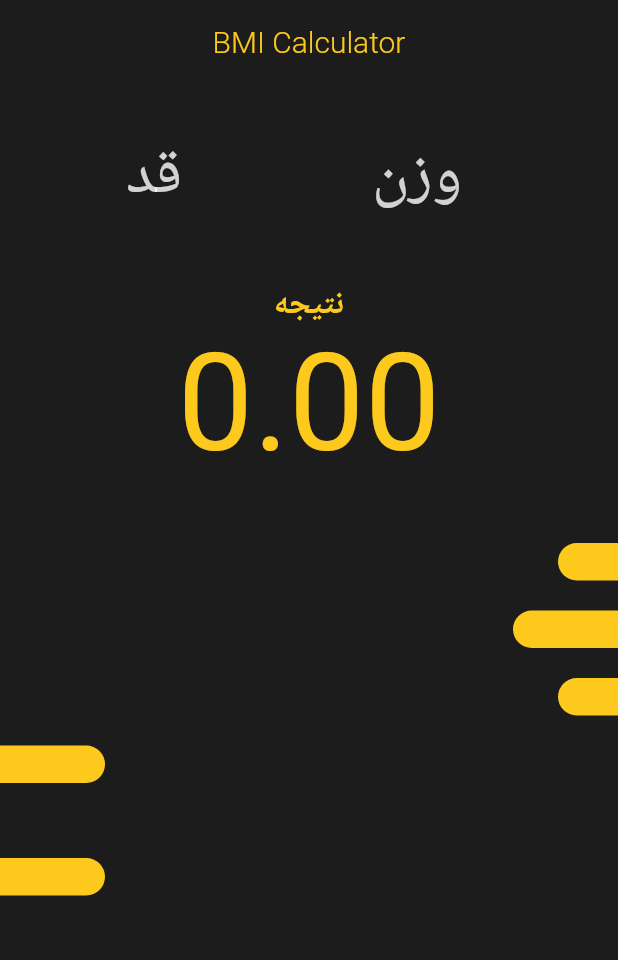
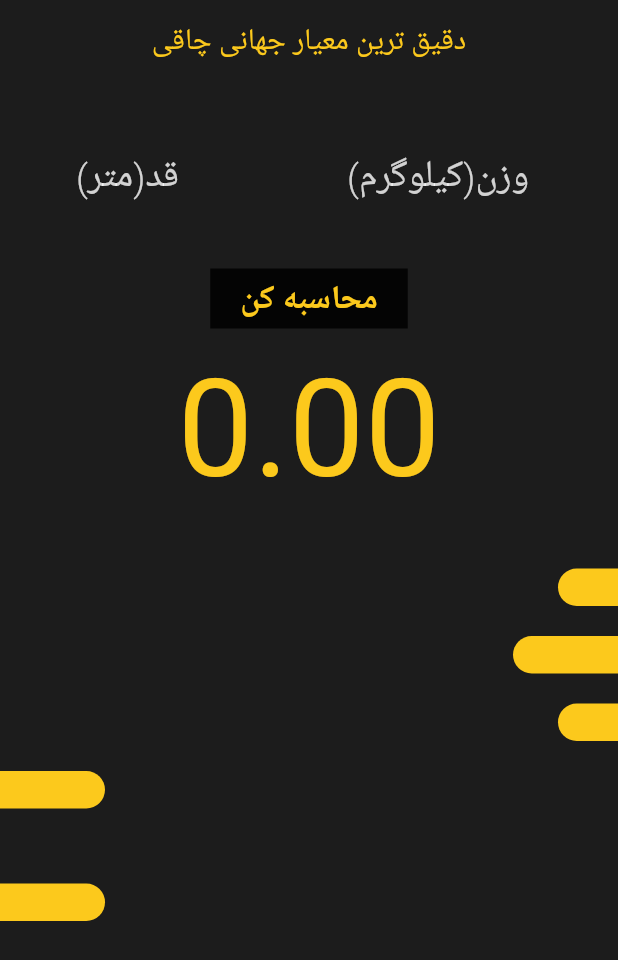
Before and after one commit to atroopa/flutter_bmi_persian, a Flutter app: the screen it shows after launch, on a phone screen of 412 x 824 dp. Shown: the top 960 px of the screen. Run offline on Flutter 3.47's test engine with Material 2 defaults, Android fonts, the phone set to English and light mode, and no system bars; our stand-ins replace hexcolor.

Commit message:
Icon Set

```diff
--- a/lib/screens/home.dart
+++ b/lib/screens/home.dart
@@ -23,7 +23,7 @@ class _HomescreenState extends State<Homescreen> {
     return Scaffold(
       appBar: AppBar(
         title: Text(
-          "BMI Calculator",
+          "دقیق ترین معیار جهانی چاقی",
           style: TextStyle(
             color: accentHexColor,
             fontWeight: FontWeight.w300,
@@ -42,7 +42,6 @@ class _HomescreenState extends State<Homescreen> {
               mainAxisAlignment: MainAxisAlignment.spaceEvenly,
               children: [
                 Container(
-                  margin: EdgeInsets.only(left:50),
                   width: 130,
                   child: TextField(
                     controller: _heighController,
@@ -53,9 +52,9 @@ class _HomescreenState extends State<Homescreen> {
                     keyboardType: TextInputType.number,
                     decoration: InputDecoration(
                       border: InputBorder.none,
-                      hintText: "قد",
+                      hintText: "(متر)قد",
                       hintStyle: TextStyle(
-                        fontSize: 42,
+                        fontSize: 25,
                         fontWeight: FontWeight.w300,
                         color: Colors.white.withOpacity(.8)
                       ),
@@ -73,9 +72,9 @@ class _HomescreenState extends State<Homescreen> {
                     keyboardType: TextInputType.number,
                     decoration: InputDecoration(
                       border: InputBorder.none,
-                      hintText: "وزن",
+                      hintText: "(کیلوگرم)وزن",
                       hintStyle: TextStyle(
-                        fontSize: 42,
+                        fontSize: 25,
                         fontWeight: FontWeight.w300,
                         color: Colors.white.withOpacity(.8)
                       ),
@@ -92,16 +91,19 @@ class _HomescreenState extends State<Homescreen> {
                 setState(() {
                   _bmiResult = _w / (_h * _h);
                   if(_bmiResult > 25){
-                    _textResult = "You\'re over weight" ;
+                    _textResult = "شما اضافه وزن دارید" ;
                   }else if(_bmiResult >= 18.5 && _bmiResult <= 25){
-                    _textResult = "You have normal weight" ;
+                    _textResult = "وزن شما نرمال می باشد" ;
                   }else{
-                    _textResult = "You\'re under weight" ;
+                    _textResult = "شما کبمود وزن دارید" ;
                   }
                 });
               },
               child: Container(
-                child: Text("نتیجه",
+                color: Colors.black87,
+                padding: EdgeInsets.fromLTRB(20, 5, 20, 5),
+
+                child: Text("محاسبه کن",
                   style: TextStyle(
                     fontSize: 22,
                     fontWeight: FontWeight.bold,
@@ -111,6 +113,7 @@ class _HomescreenState extends State<Homescreen> {
               ),
             ),
             Container(
+              margin: EdgeInsets.only(top: 15),
               child: Text(_bmiResult.toStringAsFixed(2),
                 style: TextStyle(
                   fontSize: 90,
```
Also changed, not shown: 5 other files.
